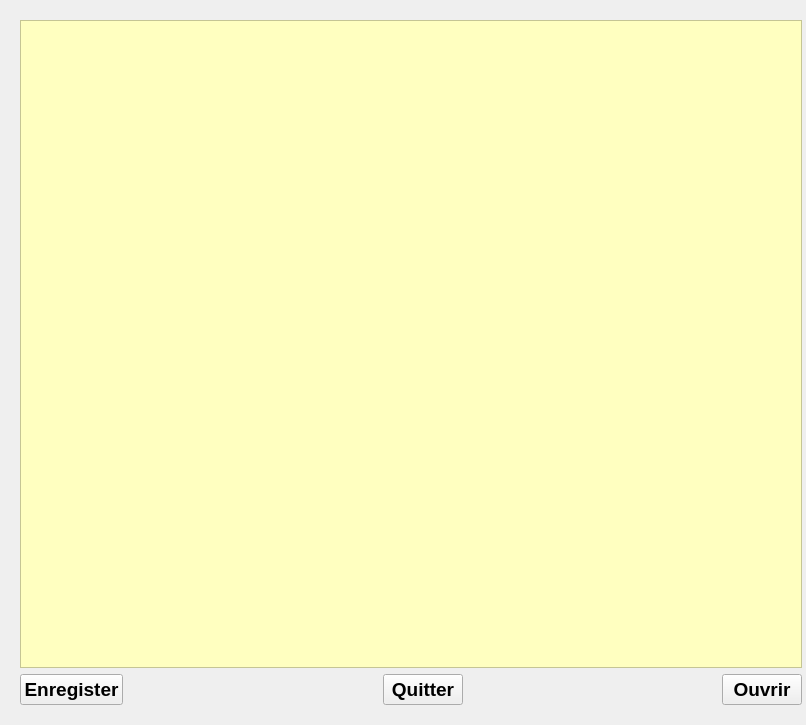
This is carrerainterface.ui in Arrera-Software/Arrera-Interface as Qt 5 draws it before an edit. The edited form follows.
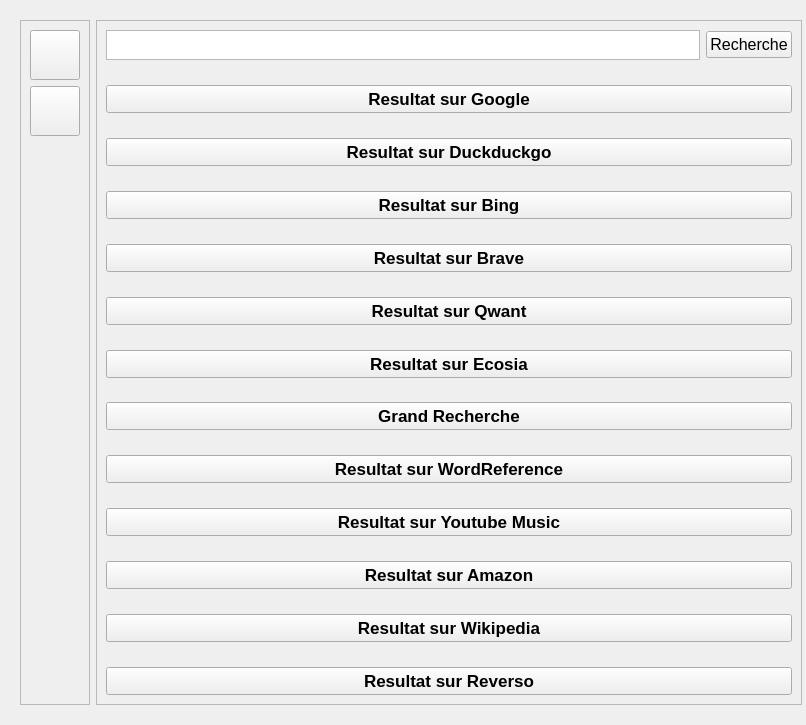
This is the edited form. Icons and pictures are not drawn.

Commit message: Ajout Fonction Recherche

Patch:
```diff
--- a/carrerainterface.ui
+++ b/carrerainterface.ui
@@ -33,7 +33,7 @@
       </size>
      </property>
      <property name="currentIndex">
-      <number>2</number>
+      <number>3</number>
      </property>
      <widget class="QWidget" name="Mainpage">
       <layout class="QVBoxLayout" name="verticalLayout_2">
@@ -785,6 +785,515 @@
        </item>
       </layout>
      </widget>
+     <widget class="QWidget" name="PageRecherche">
+      <layout class="QHBoxLayout" name="horizontalLayout_4">
+       <item>
+        <widget class="QFrame" name="FBTN">
+         <property name="frameShape">
+          <enum>QFrame::StyledPanel</enum>
+         </property>
+         <property name="frameShadow">
+          <enum>QFrame::Raised</enum>
+         </property>
+         <layout class="QVBoxLayout" name="verticalLayout_7">
+          <item>
+           <widget class="QPushButton" name="IDC_HIST">
+            <property name="minimumSize">
+             <size>
+              <width>50</width>
+              <height>50</height>
+             </size>
+            </property>
+            <property name="maximumSize">
+             <size>
+              <width>50</width>
+              <height>50</height>
+             </size>
+            </property>
+            <property name="text">
+             <string/>
+            </property>
+            <property name="icon">
+             <iconset>
+              <normaloff>:/resource/historique.png</normaloff>:/resource/historique.png</iconset>
+            </property>
+            <property name="iconSize">
+             <size>
+              <width>50</width>
+              <height>50</height>
+             </size>
+            </property>
+           </widget>
+          </item>
+          <item>
+           <widget class="QPushButton" name="IDC_QUITARRERARECHERCHE">
+            <property name="minimumSize">
+             <size>
+              <width>50</width>
+              <height>50</height>
+             </size>
+            </property>
+            <property name="maximumSize">
+             <size>
+              <width>50</width>
+              <height>50</height>
+             </size>
+            </property>
+            <property name="text">
+             <string/>
+            </property>
+            <property name="icon">
+             <iconset>
+              <normaloff>:/resource/IconAbout.png</normaloff>:/resource/IconAbout.png</iconset>
+            </property>
+            <property name="iconSize">
+             <size>
+              <width>50</width>
+              <height>50</height>
+             </size>
+            </property>
+           </widget>
+          </item>
+          <item>
+           <spacer name="verticalSpacer_5">
+            <property name="orientation">
+             <enum>Qt::Vertical</enum>
+            </property>
+            <property name="sizeHint" stdset="0">
+             <size>
+              <width>20</width>
+              <height>40</height>
+             </size>
+            </property>
+           </spacer>
+          </item>
+         </layout>
+        </widget>
+       </item>
+       <item>
+        <widget class="QFrame" name="FRECHERCHE">
+         <property name="frameShape">
+          <enum>QFrame::StyledPanel</enum>
+         </property>
+         <property name="frameShadow">
+          <enum>QFrame::Raised</enum>
+         </property>
+         <layout class="QVBoxLayout" name="verticalLayout_5">
+          <item>
+           <layout class="QHBoxLayout" name="horizontalLayout_3">
+            <item>
+             <widget class="QTextEdit" name="IDC_BARRECHERCHE">
+              <property name="maximumSize">
+               <size>
+                <width>16777215</width>
+                <height>30</height>
+               </size>
+              </property>
+             </widget>
+            </item>
+            <item>
+             <widget class="QPushButton" name="IDC_VALIDERRECHERCHE">
+              <property name="font">
+               <font>
+                <pointsize>12</pointsize>
+               </font>
+              </property>
+              <property name="text">
+               <string>Recherche</string>
+              </property>
+             </widget>
+            </item>
+           </layout>
+          </item>
+          <item>
+           <spacer name="verticalSpacer_6">
+            <property name="orientation">
+             <enum>Qt::Vertical</enum>
+            </property>
+            <property name="sizeHint" stdset="0">
+             <size>
+              <width>20</width>
+              <height>40</height>
+             </size>
+            </property>
+           </spacer>
+          </item>
+          <item>
+           <widget class="QPushButton" name="IDC_RECHERCHEGOOGLE">
+            <property name="maximumSize">
+             <size>
+              <width>16777215</width>
+              <height>40</height>
+             </size>
+            </property>
+            <property name="font">
+             <font>
+              <pointsize>13</pointsize>
+              <bold>true</bold>
+             </font>
+            </property>
+            <property name="text">
+             <string>Resultat sur Google</string>
+            </property>
+           </widget>
+          </item>
+          <item>
+           <spacer name="verticalSpacer_8">
+            <property name="orientation">
+             <enum>Qt::Vertical</enum>
+            </property>
+            <property name="sizeHint" stdset="0">
+             <size>
+              <width>20</width>
+              <height>40</height>
+             </size>
+            </property>
+           </spacer>
+          </item>
+          <item>
+           <widget class="QPushButton" name="IDC_RECHERCHEDUCKDUCKGO">
+            <property name="maximumSize">
+             <size>
+              <width>16777215</width>
+              <height>40</height>
+             </size>
+            </property>
+            <property name="font">
+             <font>
+              <pointsize>13</pointsize>
+              <bold>true</bold>
+             </font>
+            </property>
+            <property name="text">
+             <string>Resultat sur Duckduckgo</string>
+            </property>
+           </widget>
+          </item>
+          <item>
+           <spacer name="verticalSpacer_9">
+            <property name="orientation">
+             <enum>Qt::Vertical</enum>
+            </property>
+            <property name="sizeHint" stdset="0">
+             <size>
+              <width>20</width>
+              <height>40</height>
+             </size>
+            </property>
+           </spacer>
+          </item>
+          <item>
+           <widget class="QPushButton" name="IDC_RECHERCHEBING">
+            <property name="maximumSize">
+             <size>
+              <width>16777215</width>
+              <height>40</height>
+             </size>
+            </property>
+            <property name="font">
+             <font>
+              <pointsize>13</pointsize>
+              <bold>true</bold>
+             </font>
+            </property>
+            <property name="text">
+             <string>Resultat sur Bing</string>
+            </property>
+           </widget>
+          </item>
+          <item>
+           <spacer name="verticalSpacer_10">
+            <property name="orientation">
+             <enum>Qt::Vertical</enum>
+            </property>
+            <property name="sizeHint" stdset="0">
+             <size>
+              <width>20</width>
+              <height>40</height>
+             </size>
+            </property>
+           </spacer>
+          </item>
+          <item>
+           <widget class="QPushButton" name="IDC_RECHERCHEBRAVE">
+            <property name="maximumSize">
+             <size>
+              <width>16777215</width>
+              <height>40</height>
+             </size>
+            </property>
+            <property name="font">
+             <font>
+              <pointsize>13</pointsize>
+              <bold>true</bold>
+             </font>
+            </property>
+            <property name="text">
+             <string>Resultat sur Brave</string>
+            </property>
+           </widget>
+          </item>
+          <item>
+           <spacer name="verticalSpacer_11">
+            <property name="orientation">
+             <enum>Qt::Vertical</enum>
+            </property>
+            <property name="sizeHint" stdset="0">
+             <size>
+              <width>20</width>
+              <height>40</height>
+             </size>
+            </property>
+           </spacer>
+          </item>
+          <item>
+           <widget class="QPushButton" name="IDC_RECHERCHEQWANT">
+            <property name="maximumSize">
+             <size>
+              <width>16777215</width>
+              <height>40</height>
+             </size>
+            </property>
+            <property name="font">
+             <font>
+              <pointsize>13</pointsize>
+              <bold>true</bold>
+             </font>
+            </property>
+            <property name="text">
+             <string>Resultat sur Qwant</string>
+            </property>
+           </widget>
+          </item>
+          <item>
+           <spacer name="verticalSpacer_13">
+            <property name="orientation">
+             <enum>Qt::Vertical</enum>
+            </property>
+            <property name="sizeHint" stdset="0">
+             <size>
+              <width>20</width>
+              <height>40</height>
+             </size>
+            </property>
+           </spacer>
+          </item>
+          <item>
+           <widget class="QPushButton" name="IDC_RECHERCHEECOSIA">
+            <property name="maximumSize">
+             <size>
+              <width>16777215</width>
+              <height>40</height>
+             </size>
+            </property>
+            <property name="font">
+             <font>
+              <pointsize>13</pointsize>
+              <bold>true</bold>
+             </font>
+            </property>
+            <property name="text">
+             <string>Resultat sur Ecosia</string>
+            </property>
+           </widget>
+          </item>
+          <item>
+           <spacer name="verticalSpacer_12">
+            <property name="orientation">
+             <enum>Qt::Vertical</enum>
+            </property>
+            <property name="sizeHint" stdset="0">
+             <size>
+              <width>20</width>
+              <height>40</height>
+             </size>
+            </property>
+           </spacer>
+          </item>
+          <item>
+           <widget class="QPushButton" name="IDC_GRECHERCHE">
+            <property name="maximumSize">
+             <size>
+              <width>16777215</width>
+              <height>40</height>
+             </size>
+            </property>
+            <property name="font">
+             <font>
+              <pointsize>13</pointsize>
+              <bold>true</bold>
+             </font>
+            </property>
+            <property name="text">
+             <string>Grand Recherche</string>
+            </property>
+           </widget>
+          </item>
+          <item>
+           <spacer name="verticalSpacer_15">
+            <property name="orientation">
+             <enum>Qt::Vertical</enum>
+            </property>
+            <property name="sizeHint" stdset="0">
+             <size>
+              <width>20</width>
+              <height>40</height>
+             </size>
+            </property>
+           </spacer>
+          </item>
+          <item>
+           <widget class="QPushButton" name="IDC_RECHERCHEWORKREFERENCE">
+            <property name="maximumSize">
+             <size>
+              <width>16777215</width>
+              <height>40</height>
+             </size>
+            </property>
+            <property name="font">
+             <font>
+              <pointsize>13</pointsize>
+              <bold>true</bold>
+             </font>
+            </property>
+            <property name="text">
+             <string>Resultat sur WordReference</string>
+            </property>
+           </widget>
+          </item>
+          <item>
+           <spacer name="verticalSpacer_7">
+            <property name="orientation">
+             <enum>Qt::Vertical</enum>
+            </property>
+            <property name="sizeHint" stdset="0">
+             <size>
+              <width>20</width>
+              <height>40</height>
+             </size>
+            </property>
+           </spacer>
+          </item>
+          <item>
+           <widget class="QPushButton" name="IDC_RECHERCHEYTMUSIC">
+            <property name="maximumSize">
+             <size>
+              <width>16777215</width>
+              <height>40</height>
+             </size>
+            </property>
+            <property name="font">
+             <font>
+              <pointsize>13</pointsize>
+              <bold>true</bold>
+             </font>
+            </property>
+            <property name="text">
+             <string>Resultat sur Youtube Music</string>
+            </property>
+           </widget>
+          </item>
+          <item>
+           <spacer name="verticalSpacer_16">
+            <property name="orientation">
+             <enum>Qt::Vertical</enum>
+            </property>
+            <property name="sizeHint" stdset="0">
+             <size>
+              <width>20</width>
+              <height>40</height>
+             </size>
+            </property>
+           </spacer>
+          </item>
+          <item>
+           <widget class="QPushButton" name="IDC_RECHERCHEAMAZON">
+            <property name="maximumSize">
+             <size>
+              <width>16777215</width>
+              <height>40</height>
+             </size>
+            </property>
+            <property name="font">
+             <font>
+              <pointsize>13</pointsize>
+              <bold>true</bold>
+             </font>
+            </property>
+            <property name="text">
+             <string>Resultat sur Amazon</string>
+            </property>
+           </widget>
+          </item>
+          <item>
+           <spacer name="verticalSpacer_14">
+            <property name="orientation">
+             <enum>Qt::Vertical</enum>
+            </property>
+            <property name="sizeHint" stdset="0">
+             <size>
+              <width>20</width>
+              <height>40</height>
+             </size>
+            </property>
+           </spacer>
+          </item>
+          <item>
+           <widget class="QPushButton" name="IDC_RECHERCHEWIKIPEDIA">
+            <property name="maximumSize">
+             <size>
+              <width>16777215</width>
+              <height>40</height>
+             </size>
+            </property>
+            <property name="font">
+             <font>
+              <pointsize>13</pointsize>
+              <bold>true</bold>
+             </font>
+            </property>
+            <property name="text">
+             <string>Resultat sur Wikipedia</string>
+            </property>
+           </widget>
+          </item>
+          <item>
+           <spacer name="verticalSpacer_17">
+            <property name="orientation">
+             <enum>Qt::Vertical</enum>
+            </property>
+            <property name="sizeHint" stdset="0">
+             <size>
+              <width>20</width>
+              <height>40</height>
+             </size>
+            </property>
+           </spacer>
+          </item>
+          <item>
+           <widget class="QPushButton" name="IDC_RECHERCHEREVERSO">
+            <property name="maximumSize">
+             <size>
+              <width>16777215</width>
+              <height>40</height>
+             </size>
+            </property>
+            <property name="font">
+             <font>
+              <pointsize>13</pointsize>
+              <bold>true</bold>
+             </font>
+            </property>
+            <property name="text">
+             <string>Resultat sur Reverso</string>
+            </property>
+           </widget>
+          </item>
+         </layout>
+        </widget>
+       </item>
+      </layout>
+     </widget>
     </widget>
    </item>
   </layout>
```
The commit also changes 8 other files.
